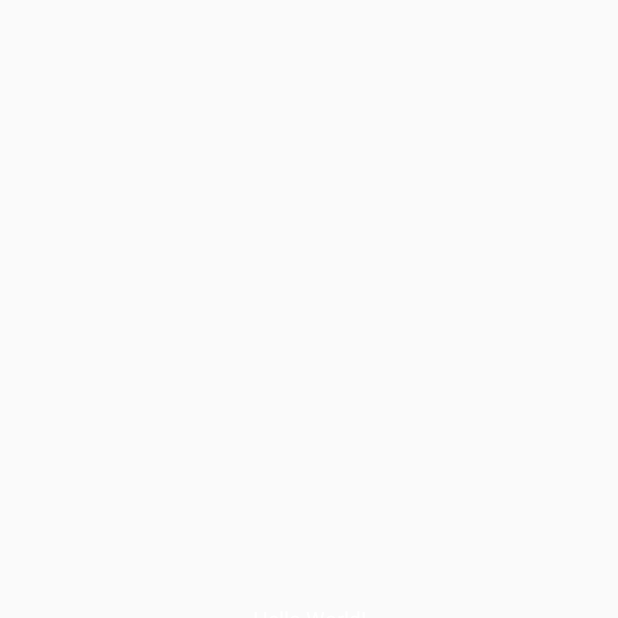
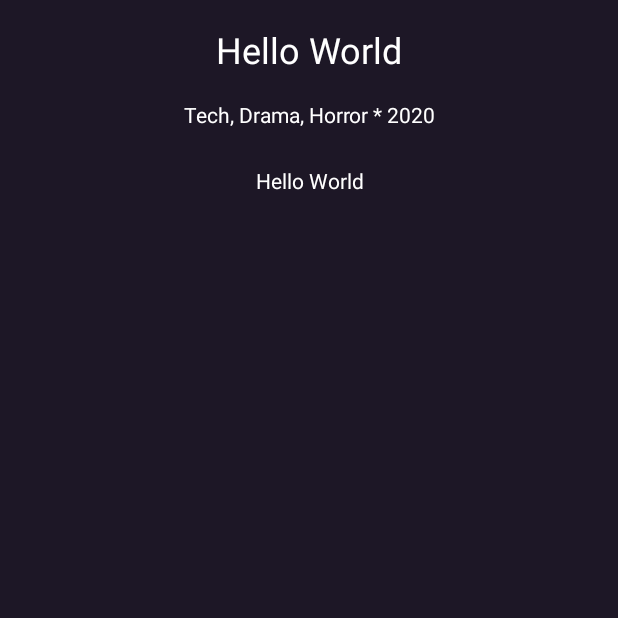
Before and after one commit to MinhTriet2104/di-dong-2-book-ticket, an Android app: the screen it shows after launch (MainActivity), on a phone screen of 412 x 824 dp, the top half of it. Before the commit the part shown is empty. Run offline under Robolectric (Android 15) with nearby library versions, the phone set to English and light mode, and no system bars.

Commit message:
devisive book_ticket_layout by Minh Triet

```diff
--- a/app/src/main/java/mt/movieticketbooking/MainActivity.java
+++ b/app/src/main/java/mt/movieticketbooking/MainActivity.java
@@ -9,6 +9,7 @@ public class MainActivity extends AppCompatActivity {
     @Override
     protected void onCreate(Bundle savedInstanceState) {
         super.onCreate(savedInstanceState);
-        setContentView(R.layout.activity_main);
+        // Triet layout
+        setContentView(R.layout.book_ticket_layout);
     }
 }
--- a/app/src/main/res/layout/book_ticket_layout.xml
+++ b/app/src/main/res/layout/book_ticket_layout.xml
@@ -5,9 +5,75 @@
     android:orientation="vertical"
     android:background="@color/colorDarkPrimary">
 
+    <!-- Title   -->
     <TextView
         android:layout_width="match_parent"
         android:layout_height="0dp"
-        android:layout_weight="1">Hello World</TextView>
+        android:layout_weight="1.5"
+        android:text="Hello World"
+        android:gravity="center"
+        android:textSize="24dp"/>
+
+    <!--  Tag  -->
+    <TextView
+        android:layout_width="match_parent"
+        android:layout_height="0dp"
+        android:layout_weight="1"
+        android:text="Tech, Drama, Horror * 2020"
+        android:gravity="center_horizontal"/>
+
+    <!--  Duration and Room  -->
+    <TextView
+        android:layout_width="match_parent"
+        android:layout_height="0dp"
+        android:layout_weight="1"
+        android:text="Hello World"
+        android:gravity="center_horizontal"/>
+
+    <!--  Seet Select  -->
+    <LinearLayout
+        android:layout_width="match_parent"
+        android:layout_height="0dp"
+        android:layout_weight="11"
+        android:orientation="vertical">
+
+        <!-- Screen -->
+        <ImageView
+            android:layout_width="match_parent"
+            android:layout_height="0dp"
+            android:layout_weight="2"/>
+
+        <!-- Seet -->
+        <LinearLayout
+            android:layout_width="match_parent"
+            android:layout_height="0dp"
+            android:layout_weight="8"></LinearLayout>
+
+        <!--  Note Status  -->
+        <LinearLayout
+            android:layout_width="match_parent"
+            android:layout_height="0dp"
+            android:layout_weight="1"
+            android:orientation="horizontal"></LinearLayout>
+
+    </LinearLayout>
+
+    <!--  Date Select  -->
+    <LinearLayout
+        android:layout_width="match_parent"
+        android:layout_height="0dp"
+        android:layout_weight="2"></LinearLayout>
+
+    <!--  Hour Select -->
+    <LinearLayout
+        android:layout_width="match_parent"
+        android:layout_height="0dp"
+        android:layout_weight="1"></LinearLayout>
+
+    <!--  Action Button  -->
+    <LinearLayout
+        android:layout_width="match_parent"
+        android:layout_height="0dp"
+        android:layout_weight="1"></LinearLayout>
 
 </LinearLayout>
```
